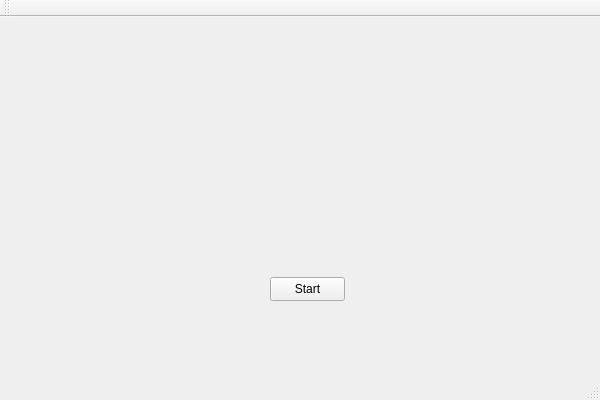
First picture: the form in Gartic-Frontend/Gartic-Frontend/HostRoom.ui, repository rusuuu/Professional-Googlers, before the edit.
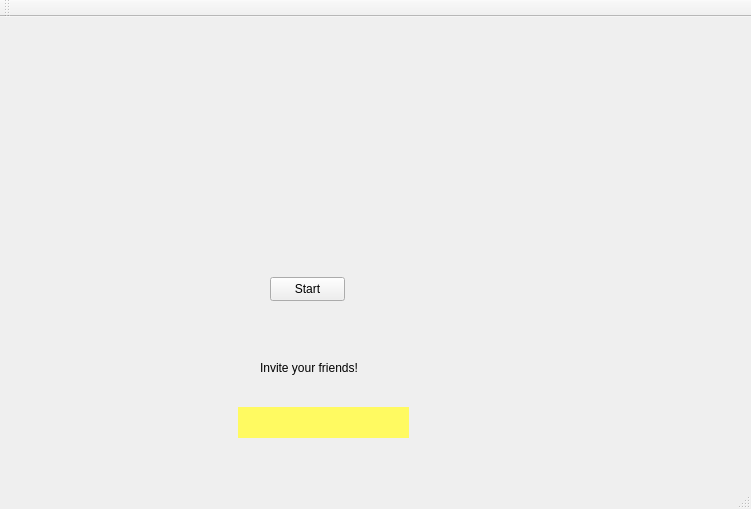
Second picture: the form after the edit.

Commit message: Added Invite Code Box in Host Page

```diff
--- a/Gartic-Frontend/Gartic-Frontend/HostRoom.ui
+++ b/Gartic-Frontend/Gartic-Frontend/HostRoom.ui
@@ -6,8 +6,8 @@
    <rect>
     <x>0</x>
     <y>0</y>
-    <width>600</width>
-    <height>400</height>
+    <width>751</width>
+    <height>509</height>
    </rect>
   </property>
   <property name="windowTitle">
@@ -27,6 +27,36 @@
      <string>Start</string>
     </property>
    </widget>
+   <widget class="QLabel" name="InviteText">
+    <property name="geometry">
+     <rect>
+      <x>260</x>
+      <y>330</y>
+      <width>101</width>
+      <height>41</height>
+     </rect>
+    </property>
+    <property name="text">
+     <string>Invite your friends!</string>
+    </property>
+   </widget>
+   <widget class="QLabel" name="InviteCode">
+    <property name="geometry">
+     <rect>
+      <x>238</x>
+      <y>390</y>
+      <width>171</width>
+      <height>31</height>
+     </rect>
+    </property>
+    <property name="styleSheet">
+     <string notr="true">color: rgb(255, 243, 153);
+background-color: rgb(255, 250, 97);</string>
+    </property>
+    <property name="text">
+     <string/>
+    </property>
+   </widget>
   </widget>
   <widget class="QMenuBar" name="menuBar">
    <property name="geometry">
```
Left out of the diff: 2 changed lines with no effect on the pictures.
